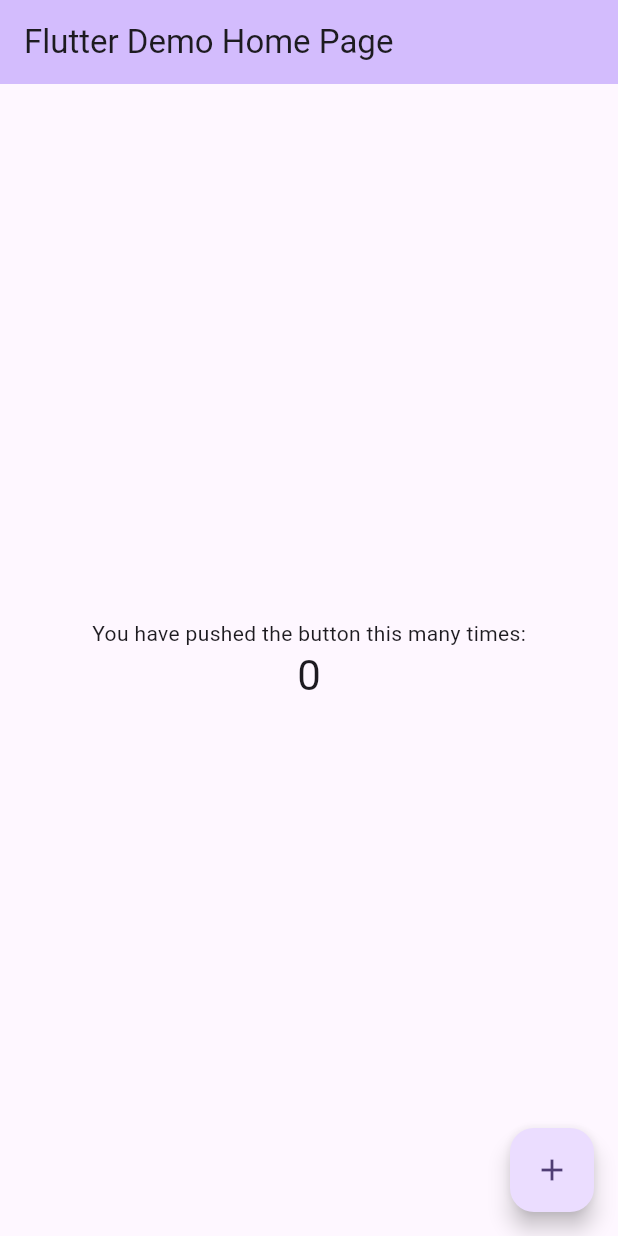
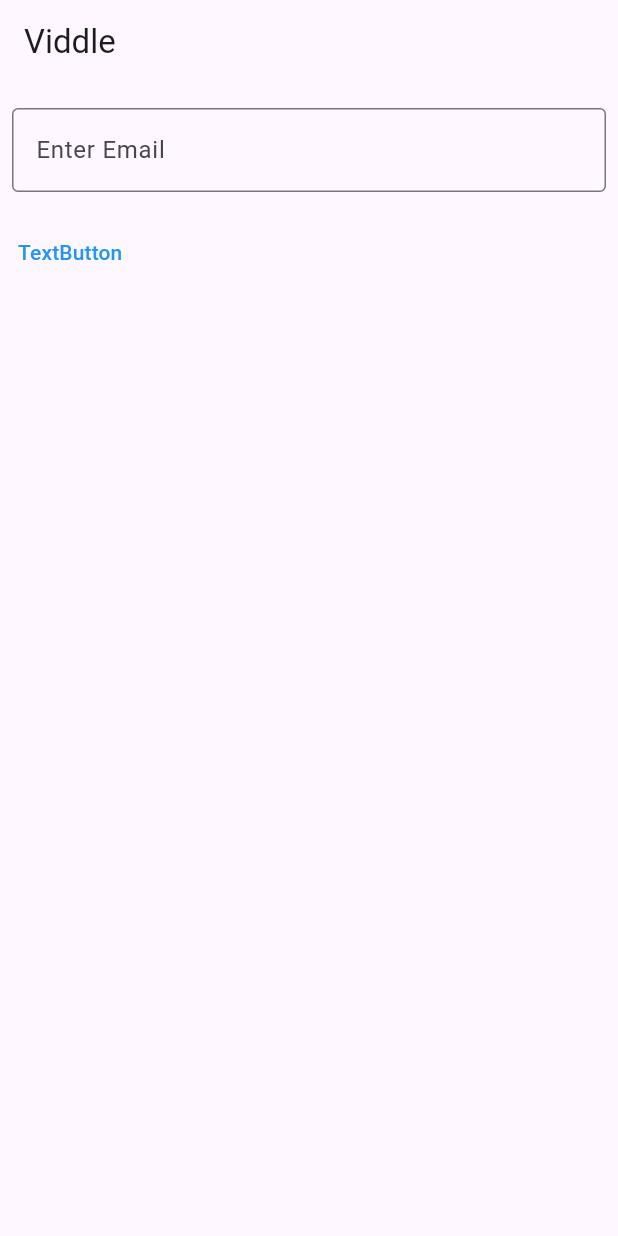
Before and after one commit to paramchhabra/solveathongilehri, a Flutter app: the screen it shows after launch, on a phone screen of 412 x 824 dp. Run offline on Flutter 3.47's test engine with Material 3 defaults, Android fonts, the light colour scheme and no system bars.

Commit message:
init app

```diff
--- a/lib/main.dart
+++ b/lib/main.dart
@@ -1,125 +1,24 @@
 import 'package:flutter/material.dart';
+import 'package:veddle/pages/loginpage.dart';
 
 void main() {
-  runApp(const MyApp());
+  runApp(MyApp());
 }
 
 class MyApp extends StatelessWidget {
   const MyApp({super.key});
 
-  // This widget is the root of your application.
   @override
   Widget build(BuildContext context) {
+    const appTitle = 'Viddle';
     return MaterialApp(
-      title: 'Flutter Demo',
-      theme: ThemeData(
-        // This is the theme of your application.
-        //
-        // TRY THIS: Try running your application with "flutter run". You'll see
-        // the application has a purple toolbar. Then, without quitting the app,
-        // try changing the seedColor in the colorScheme below to Colors.green
-        // and then invoke "hot reload" (save your changes or press the "hot
-        // reload" button in a Flutter-supported IDE, or press "r" if you used
-        // the command line to start the app).
-        //
-        // Notice that the counter didn't reset back to zero; the application
-        // state is not lost during the reload. To reset the state, use hot
-        // restart instead.
-        //
-        // This works for code too, not just values: Most code changes can be
-        // tested with just a hot reload.
-        colorScheme: ColorScheme.fromSeed(seedColor: Colors.deepPurple),
-        useMaterial3: true,
+      title: appTitle,
+      home: Scaffold(
+        appBar: AppBar(
+          title: const Text(appTitle),
+        ),
+        body: LoginPage(),
       ),
-      home: const MyHomePage(title: 'Flutter Demo Home Page'),
     );
   }
 }
-
-class MyHomePage extends StatefulWidget {
-  const MyHomePage({super.key, required this.title});
-
-  // This widget is the home page of your application. It is stateful, meaning
-  // that it has a State object (defined below) that contains fields that affect
-  // how it looks.
-
-  // This class is the configuration for the state. It holds the values (in this
-  // case the title) provided by the parent (in this case the App widget) and
-  // used by the build method of the State. Fields in a Widget subclass are
-  // always marked "final".
-
-  final String title;
-
-  @override
-  State<MyHomePage> createState() => _MyHomePageState();
-}
-
-class _MyHomePageState extends State<MyHomePage> {
-  int _counter = 0;
-
-  void _incrementCounter() {
-    setState(() {
-      // This call to setState tells the Flutter framework that something has
-      // changed in this State, which causes it to rerun the build method below
-      // so that the display can reflect the updated values. If we changed
-      // _counter without calling setState(), then the build method would not be
-      // called again, and so nothing would appear to happen.
-      _counter++;
-    });
-  }
-
-  @override
-  Widget build(BuildContext context) {
-    // This method is rerun every time setState is called, for instance as done
-    // by the _incrementCounter method above.
-    //
-    // The Flutter framework has been optimized to make rerunning build methods
-    // fast, so that you can just rebuild anything that needs updating rather
-    // than having to individually change instances of widgets.
-    return Scaffold(
-      appBar: AppBar(
-        // TRY THIS: Try changing the color here to a specific color (to
-        // Colors.amber, perhaps?) and trigger a hot reload to see the AppBar
-        // change color while the other colors stay the same.
-        backgroundColor: Theme.of(context).colorScheme.inversePrimary,
-        // Here we take the value from the MyHomePage object that was created by
-        // the App.build method, and use it to set our appbar title.
-        title: Text(widget.title),
-      ),
-      body: Center(
-        // Center is a layout widget. It takes a single child and positions it
-        // in the middle of the parent.
-        child: Column(
-          // Column is also a layout widget. It takes a list of children and
-          // arranges them vertically. By default, it sizes itself to fit its
-          // children horizontally, and tries to be as tall as its parent.
-          //
-          // Column has various properties to control how it sizes itself and
-          // how it positions its children. Here we use mainAxisAlignment to
-          // center the children vertically; the main axis here is the vertical
-          // axis because Columns are vertical (the cross axis would be
-          // horizontal).
-          //
-          // TRY THIS: Invoke "debug painting" (choose the "Toggle Debug Paint"
-          // action in the IDE, or press "p" in the console), to see the
-          // wireframe for each widget.
-          mainAxisAlignment: MainAxisAlignment.center,
-          children: <Widget>[
-            const Text(
-              'You have pushed the button this many times:',
-            ),
-            Text(
-              '$_counter',
-              style: Theme.of(context).textTheme.headlineMedium,
-            ),
-          ],
-        ),
-      ),
-      floatingActionButton: FloatingActionButton(
-        onPressed: _incrementCounter,
-        tooltip: 'Increment',
-        child: const Icon(Icons.add),
-      ), // This trailing comma makes auto-formatting nicer for build methods.
-    );
-  }
-}
--- /dev/null
+++ b/lib/pages/loginpage.dart
@@ -0,0 +1,30 @@
+import 'package:flutter/material.dart';
+
+class LoginPage extends StatelessWidget {
+  const LoginPage({super.key});
+
+ @override
+  Widget build(BuildContext context) {
+    return Column(
+      crossAxisAlignment: CrossAxisAlignment.start,
+      children: <Widget>[
+        const Padding(
+          padding: EdgeInsets.symmetric(horizontal: 8, vertical: 16),
+          child: TextField(
+            decoration: InputDecoration(
+              border: OutlineInputBorder(),
+              hintText: 'Enter Email',
+            ),
+          ),
+        ),
+        TextButton(
+          style: ButtonStyle(
+          foregroundColor: MaterialStateProperty.all<Color>(Colors.blue),
+        ),
+          onPressed: () { },
+          child: Text('TextButton'),
+        )
+      ],
+    );
+  }
+}
--- a/pubspec.yaml
+++ b/pubspec.yaml
@@ -35,6 +35,7 @@ dependencies:
   # The following adds the Cupertino Icons font to your application.
   # Use with the CupertinoIcons class for iOS style icons.
   cupertino_icons: ^1.0.6
+  email_otp: ^1.0.4
 
 dev_dependencies:
   flutter_test:
```
Also changed, not shown: pubspec.lock.
